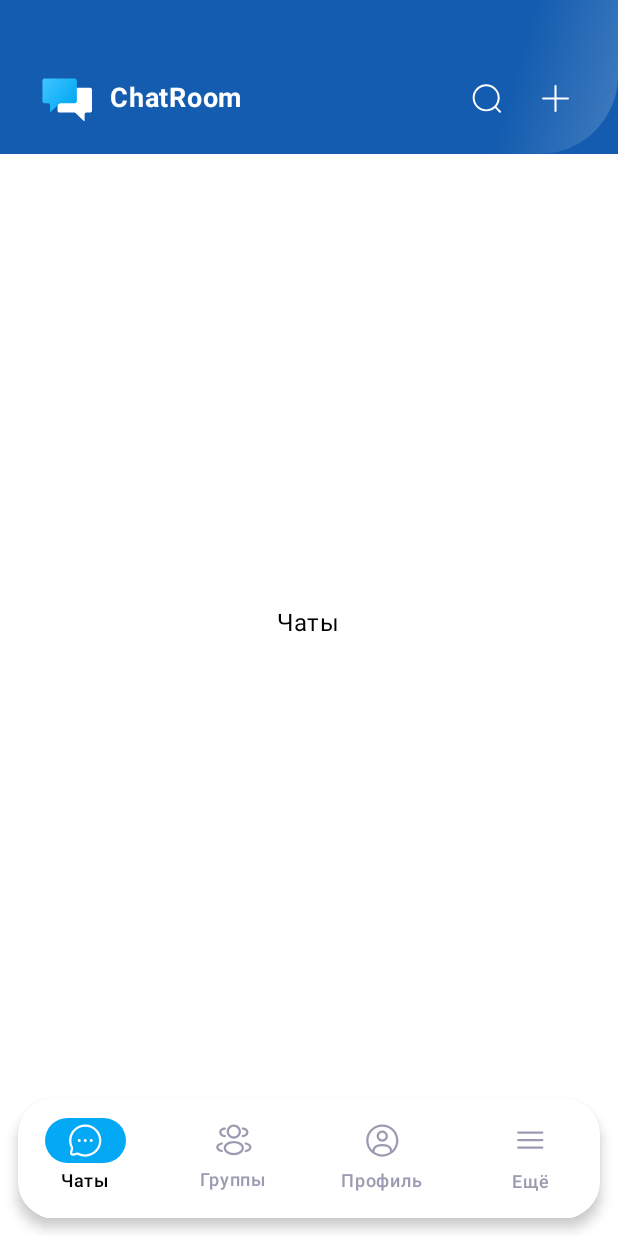
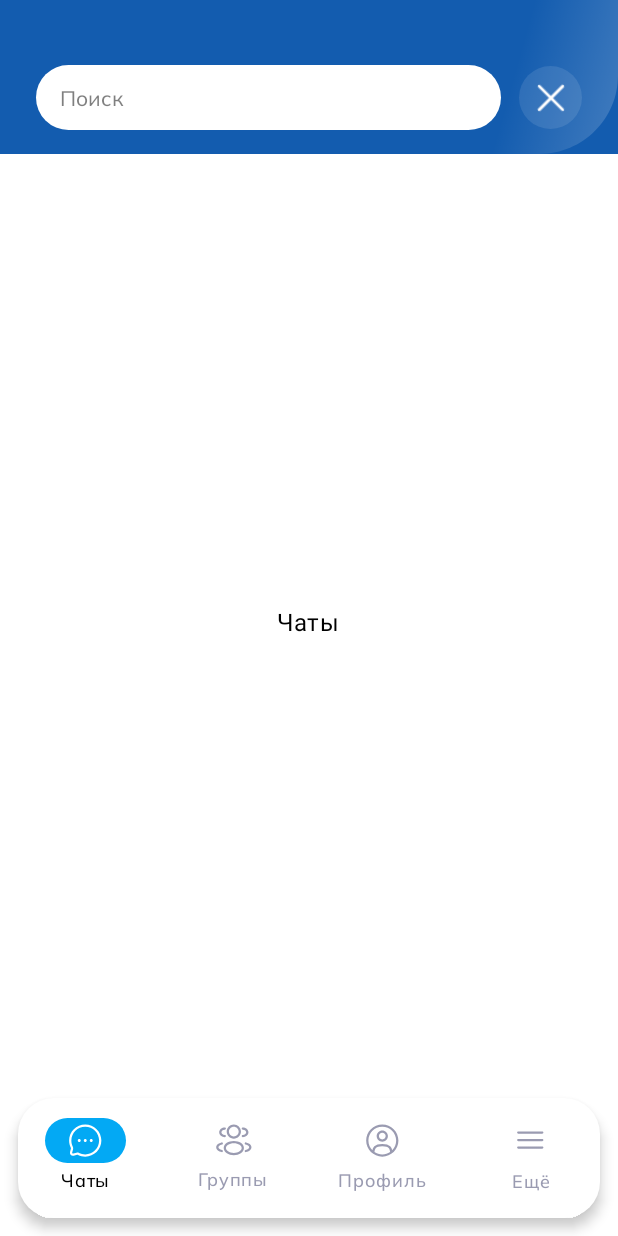
Before and after one commit to roman-gor/ChatRoom, an Android app built with Jetpack Compose: the screen it shows after launch (MainActivity), after a tap on "Search", on a phone screen of 412 x 824 dp. Run offline under Robolectric (Android 15) with nearby library versions, the light colour scheme and no system bars.

Commit message:
Create Search Bar

```diff
--- a/app/src/main/java/com/gorman/chatroom/navigation/BottomNavigationBar.kt
+++ b/app/src/main/java/com/gorman/chatroom/navigation/BottomNavigationBar.kt
@@ -18,11 +18,13 @@ import androidx.compose.ui.graphics.Color
 import androidx.compose.ui.res.colorResource
 import androidx.compose.ui.res.painterResource
 import androidx.compose.ui.res.stringResource
+import androidx.compose.ui.text.font.FontStyle
 import androidx.compose.ui.unit.dp
 import androidx.navigation.NavController
 import androidx.navigation.NavGraph.Companion.findStartDestination
 import androidx.navigation.compose.currentBackStackEntryAsState
 import com.gorman.chatroom.R
+import com.gorman.chatroom.ui.fonts.mulishFont
 
 @Composable
 fun BottomNavigationBar(
@@ -45,7 +47,11 @@ fun BottomNavigationBar(
             items.forEach { item ->
                 NavigationBarItem(
                     icon = { Icon(painter = painterResource(item.bIcon), contentDescription = stringResource(item.bTitle)) },
-                    label = { Text(stringResource(item.bTitle)) },
+                    label = {
+                        Text(text = stringResource(item.bTitle),
+                            fontStyle = FontStyle.Normal,
+                            fontFamily = mulishFont()
+                        ) },
                     selected = currentRoute == item.bRoute,
                     colors = NavigationBarItemColors(
                         selectedIconColor = Color.White,
--- a/app/src/main/java/com/gorman/chatroom/navigation/TopBar.kt
+++ b/app/src/main/java/com/gorman/chatroom/navigation/TopBar.kt
@@ -7,6 +7,7 @@ import androidx.compose.foundation.background
 import androidx.compose.foundation.clickable
 import androidx.compose.foundation.layout.Arrangement
 import androidx.compose.foundation.layout.Box
+import androidx.compose.foundation.layout.PaddingValues
 import androidx.compose.foundation.layout.Row
 import androidx.compose.foundation.layout.Spacer
 import androidx.compose.foundation.layout.fillMaxWidth
@@ -16,10 +17,13 @@ import androidx.compose.foundation.layout.size
 import androidx.compose.foundation.layout.width
 import androidx.compose.foundation.shape.CircleShape
 import androidx.compose.foundation.shape.RoundedCornerShape
+import androidx.compose.foundation.text.BasicTextField
 import androidx.compose.material3.DropdownMenu
 import androidx.compose.material3.DropdownMenuItem
 import androidx.compose.material3.Icon
 import androidx.compose.material3.IconButton
+import androidx.compose.material3.OutlinedTextField
+import androidx.compose.material3.OutlinedTextFieldDefaults
 import androidx.compose.material3.Text
 import androidx.compose.runtime.Composable
 import androidx.compose.runtime.getValue
@@ -33,51 +37,79 @@ import androidx.compose.ui.layout.ContentScale
 import androidx.compose.ui.res.colorResource
 import androidx.compose.ui.res.painterResource
 import androidx.compose.ui.res.stringResource
+import androidx.compose.ui.text.TextStyle
 import androidx.compose.ui.text.font.FontStyle
 import androidx.compose.ui.text.font.FontWeight
 import androidx.compose.ui.unit.DpOffset
 import androidx.compose.ui.unit.dp
 import androidx.compose.ui.unit.sp
+import androidx.lifecycle.viewmodel.compose.viewModel
 import androidx.navigation.NavHostController
 import com.gorman.chatroom.R
 import com.gorman.chatroom.ui.fonts.mulishFont
+import com.gorman.chatroom.viewmodel.MainScreenViewModel
 
 @Composable
-fun TopBar(navController: NavHostController){
-    Box (
+fun TopBar(navController: NavHostController) {
+
+    val viewModel: MainScreenViewModel = viewModel()
+    var isSearchBar by remember { mutableStateOf(false) }
+
+    Box(
         modifier = Modifier
             .fillMaxWidth()
             .height(110.dp),
         contentAlignment = Alignment.Center
-    ){
-        Image(painter = painterResource(R.drawable.topbarbg),
+    ) {
+        Image(
+            painter = painterResource(R.drawable.topbarbg),
             contentDescription = "TopBar Background",
             modifier = Modifier.matchParentSize(),
-            contentScale = ContentScale.Crop)
-        Row (
+            contentScale = ContentScale.Crop
+        )
+        if (!isSearchBar) {
+            DefaultTopBar(navController = navController, onSearchClick = {isSearchBar = !isSearchBar})
+        } else {
+            SearchBar(viewModel = viewModel,
+                onCloseClick = {
+                    isSearchBar = !isSearchBar
+                    viewModel.onSearchValueChanged("")
+                })
+        }
+    }
+}
+
+@Composable
+fun DefaultTopBar(navController: NavHostController, onSearchClick: () -> Unit){
+        Row(
         modifier = Modifier
             .fillMaxWidth()
             .padding(top = 40.dp, start = 24.dp, end = 24.dp, bottom = 20.dp),
         horizontalArrangement = Arrangement.SpaceBetween,
         verticalAlignment = Alignment.CenterVertically
     ) {
-            Row (
+        Row(
             horizontalArrangement = Arrangement.Center,
             verticalAlignment = Alignment.CenterVertically
         ) {
-                Image(painter = painterResource(R.drawable.logo),
+            Image(
+                painter = painterResource(R.drawable.logo),
                 contentDescription = "Logo",
                 modifier = Modifier
                     .height(32.dp)
-                        .align(Alignment.CenterVertically))
-                Text(text = stringResource(R.string.app_name),
+                    .align(Alignment.CenterVertically)
+            )
+            Text(
+                text = stringResource(R.string.app_name),
                 modifier = Modifier.padding(start = 12.dp),
                 fontSize = 18.sp,
                 color = Color.White,
-                    fontWeight = FontWeight.Bold
+                fontWeight = FontWeight.Bold,
+                fontFamily = mulishFont(),
+                fontStyle = FontStyle.Normal
             )
         }
-            Row (
+        Row(
             horizontalArrangement = Arrangement.Center,
             verticalAlignment = Alignment.CenterVertically
         ) {
@@ -88,14 +120,110 @@ fun TopBar(navController: NavHostController){
                     modifier = Modifier
                         .size(22.dp)
                         .clickable(onClick = {
-                                //TODO()
+                            onSearchClick()
                         }),
-                        tint = Color.White)
+                    tint = Color.White
+                )
             }
             Spacer(modifier = Modifier.width(4.dp))
             RotatingPlusIcon(navController = navController)
         }
     }
+}
+
+@Composable
+fun SearchBar(viewModel: MainScreenViewModel, onCloseClick: () -> Unit){
+    Row(
+        modifier = Modifier
+            .fillMaxWidth()
+            .padding(top = 40.dp, start = 24.dp, end = 24.dp, bottom = 20.dp),
+        horizontalArrangement = Arrangement.SpaceBetween,
+        verticalAlignment = Alignment.CenterVertically
+    ) {
+        SearchTextField(
+            value = viewModel.searchState.value,
+            onValueChange = { viewModel.onSearchValueChanged(it) },
+            modifier = Modifier.weight(1f))
+        Spacer(modifier = Modifier.width(12.dp))
+        CloseIcon(onCloseClick = { onCloseClick() })
+    }
+}
+
+@Composable
+fun SearchTextField(
+    value: String,
+    onValueChange: (String) -> Unit,
+    modifier: Modifier = Modifier,
+    placeholderText: String = stringResource(R.string.search)
+) {
+    BasicTextField(
+        value = value,
+        onValueChange = onValueChange,
+        textStyle = TextStyle(
+            fontFamily = mulishFont(),
+            fontSize = 14.sp,
+            color = Color.Black
+        ),
+        modifier = modifier
+            .height(43.dp)
+            .background(Color.White, RoundedCornerShape(32.dp)),
+        singleLine = true,
+        decorationBox = { innerTextField ->
+            Row(
+                modifier = Modifier
+                    .fillMaxWidth()
+                    .padding(horizontal = 16.dp), // Отступы здесь
+                verticalAlignment = Alignment.CenterVertically
+            ) {
+                Box(
+                    modifier = Modifier.weight(1f),
+                    contentAlignment = Alignment.CenterStart
+                ) {
+                    if (value.isEmpty()) {
+                        Text(
+                            text = placeholderText,
+                            style = TextStyle(
+                                fontFamily = mulishFont(),
+                                fontSize = 14.sp,
+                                color = Color.Black.copy(alpha = 0.5f)
+                            )
+                        )
+                    }
+                    innerTextField()
+                }
+            }
+        }
+    )
+}
+
+@Composable
+fun CloseIcon(onCloseClick: () -> Unit){
+    Box(
+        modifier = Modifier
+            .clickable(
+                onClick = {
+                    onCloseClick()
+                },
+                indication = null,
+                interactionSource = null
+            )
+            .size(42.dp)
+            .background(
+                color = Color.White.copy(alpha = 0.1f),
+                shape = CircleShape
+            ),
+        contentAlignment = Alignment.Center
+    ) {
+        Icon(
+            painter = painterResource(R.drawable.plus),
+            contentDescription = "Add",
+            modifier = Modifier
+                .size(24.dp)
+                .graphicsLayer {
+                    rotationZ = -45f
+                },
+            tint = Color.White
+        )
     }
 }
 
@@ -165,7 +293,8 @@ fun RotatingPlusIcon(navController: NavHostController) {
                         tint = colorResource(R.color.unselected_item_color)
                     )
                 },
-                modifier = Modifier.background(
+                modifier = Modifier
+                    .background(
                         color = Color.White,
                         shape = RoundedCornerShape(8.dp)
                     )
--- /dev/null
+++ b/app/src/main/java/com/gorman/chatroom/viewmodel/MainScreenViewModel.kt
@@ -0,0 +1,14 @@
+package com.gorman.chatroom.viewmodel
+
+import androidx.compose.runtime.State
+import androidx.compose.runtime.mutableStateOf
+import androidx.lifecycle.ViewModel
+
+class MainScreenViewModel: ViewModel() {
+
+    private val _searchState = mutableStateOf("")
+    val searchState: State<String> = _searchState
+
+    fun onSearchValueChanged(value: String) { _searchState.value = value }
+
+}
--- a/app/src/main/res/values/strings.xml
+++ b/app/src/main/res/values/strings.xml
@@ -6,4 +6,5 @@
     <string name="more_title">Ещё</string>
     <string name="add_friend">Добавить Друга</string>
     <string name="add_group">Создать Группу</string>
+    <string name="search">Поиск</string>
 </resources>
```
Also changed, not shown: 1 other file. Lines whose indentation alone changed are shown as unchanged.
